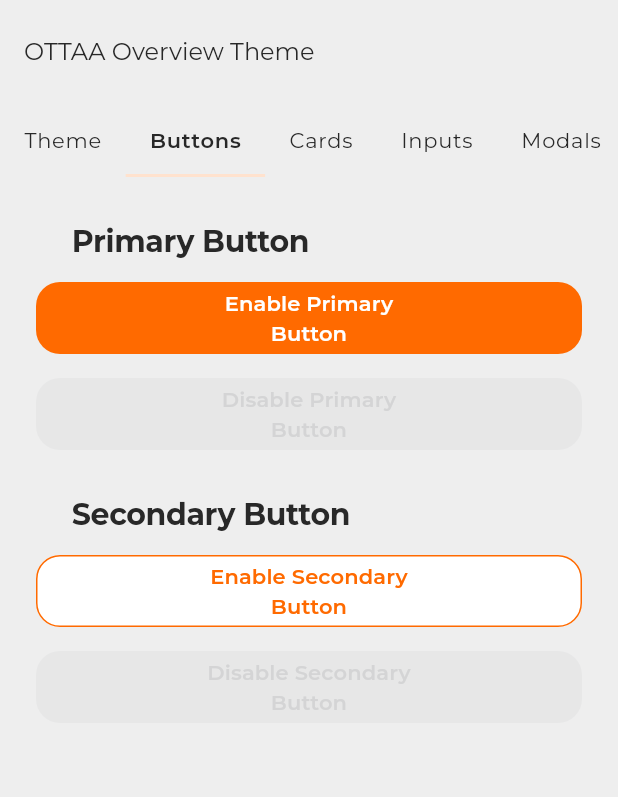
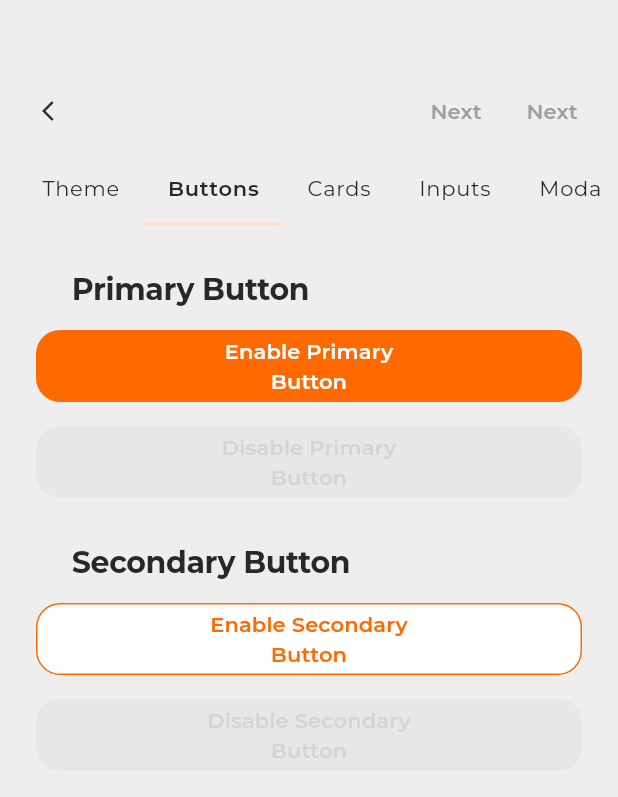
Before and after one commit to OTTAA-Project/OTTAA_flutter_theme, a Flutter app: the screen it shows after launch, tab 2 chosen, on a phone screen of 412 x 824 dp. Shown: the top 797 px of the screen. Run offline on Flutter 3.47's test engine with Material 2 defaults, Android fonts, the phone set to English and light mode, and no system bars.

```diff
--- a/example/lib/screens/home.dart
+++ b/example/lib/screens/home.dart
@@ -4,24 +4,50 @@ import 'package:example/screens/cards_screen.dart';
 import 'package:example/screens/inputs_screen.dart';
 import 'package:example/screens/theme_screen.dart';
 import 'package:flutter/material.dart';
-
+import 'package:ottaa_ui_kit/widgets.dart';
 
 class HomeScreen extends StatefulWidget {
-
   const HomeScreen({super.key});
 
   @override
   State<HomeScreen> createState() => _HomeScreenState();
 }
 
-class _HomeScreenState extends State<HomeScreen> with TickerProviderStateMixin{
+class _HomeScreenState extends State<HomeScreen> with TickerProviderStateMixin {
   late final TabController _tabController = TabController(length: 5, vsync: this);
 
   @override
   Widget build(BuildContext context) {
-    return Scaffold(
-      appBar: AppBar(
-        title: const Text('OTTAA Overview Theme'),
+    return SafeArea(
+      child: Scaffold(
+        appBar: OTTAAAppBar(
+          leading: IconButton(
+            icon: const Icon(Icons.arrow_back_ios),
+            onPressed: () {},
+            splashRadius: 24,
+          ),
+          actions: [
+            TextButton(
+              onPressed: () {},
+              child: Text("Next"),
+              style: TextButton.styleFrom(
+                backgroundColor: Colors.transparent,
+                splashFactory: NoSplash.splashFactory,
+                enableFeedback: false,
+                foregroundColor: Colors.grey,
+              ),
+            ),
+            TextButton(
+              onPressed: () {},
+              child: Text("Next"),
+              style: TextButton.styleFrom(
+                backgroundColor: Colors.transparent,
+                splashFactory: NoSplash.splashFactory,
+                enableFeedback: false,
+                foregroundColor: Colors.grey,
+              ),
+            ),
+          ],
           bottom: TabBar(
             controller: _tabController,
             isScrollable: true,
@@ -44,6 +70,7 @@ class _HomeScreenState extends State<HomeScreen> with TickerProviderStateMixin{
             ModalsScreen(),
           ],
         ),
+      ),
     );
   }
 }
```
Also changed, not shown: lib/src/widgets/appbar/appbar.dart (+44 -9 lines). Lines whose indentation alone changed are shown as unchanged.
